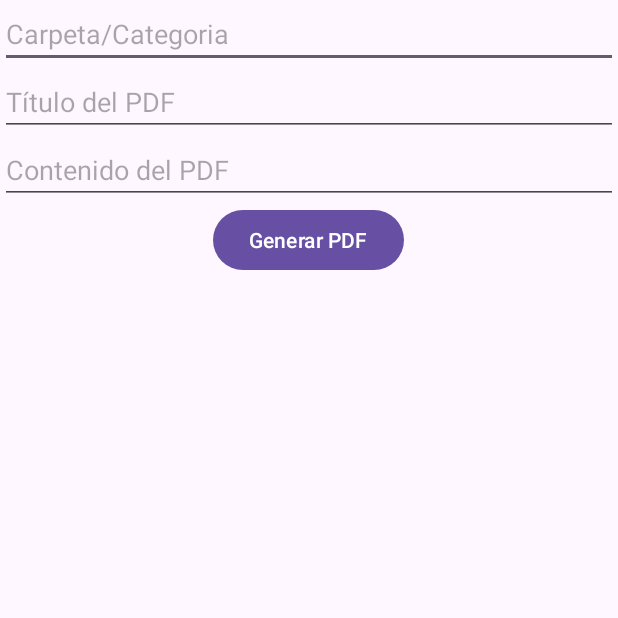
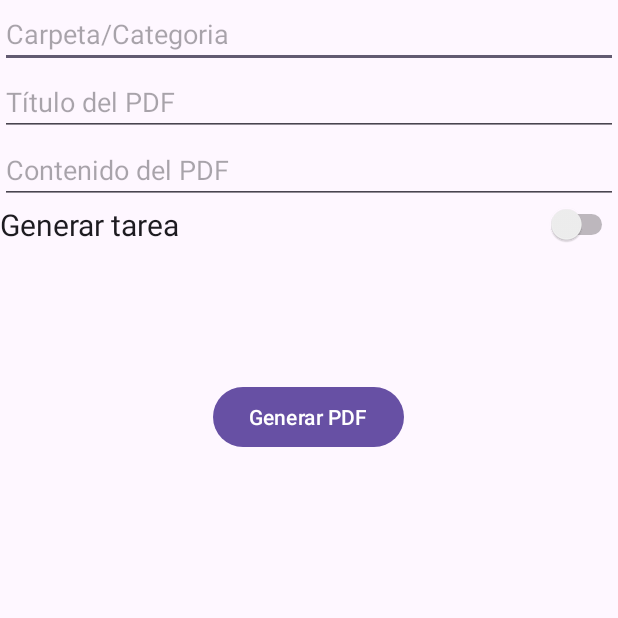
Before and after one commit to JonathanAriass/Gestor-Academico, an Android app: the fragment GenericTemplateFragment shown on its own in the app's theme, on a phone screen of 412 x 824 dp, the top half of it. Run offline under Robolectric (Android 15) with nearby library versions, the phone set to English and light mode, and no system bars; libraries missing offline, so code that uses them is left out: com.itextpdf.text.

Commit message:
Añadido crear tarea en plantilla generica, pero con codigo repetido, es necesario cambiarlo

```diff
--- a/app/src/main/res/layout/fragment_generic.xml
+++ b/app/src/main/res/layout/fragment_generic.xml
@@ -5,9 +5,8 @@
         xmlns:tools="http://schemas.android.com/tools"
         android:layout_width="match_parent"
         android:layout_height="match_parent">
-    <FrameLayout xmlns:android="http://schemas.android.com/apk/res/android"
-                 xmlns:tools="http://schemas.android.com/tools"
-                 android:layout_width="match_parent"
+    <FrameLayout
+        android:layout_width="match_parent"
                  android:layout_height="match_parent"
                  tools:context=".ui.ui.slideshow.templates.GenericTemplateFragment">
 
@@ -36,6 +35,32 @@
                     android:layout_height="wrap_content"
                     android:hint="Contenido del PDF"
                     android:inputType="textMultiLine" />
+
+            <Switch
+                android:id="@+id/createTaskWithDocumentGeneric"
+                android:layout_width="match_parent"
+                android:layout_height="wrap_content"
+                android:autoSizeTextType="uniform"
+                android:text="Generar tarea" />
+
+            <EditText
+                android:id="@+id/titleTaskfromDocumentGeneric"
+                android:layout_width="match_parent"
+                android:layout_height="wrap_content"
+                android:hint="Título de la tarea"
+                android:inputType="text"
+                android:visibility="invisible"
+                android:autoSizeTextType="uniform"/>
+
+            <EditText
+                android:id="@+id/dateTaskfromDocumentGeneric"
+                android:layout_width="match_parent"
+                android:layout_height="wrap_content"
+                android:hint="Fecha de la tarea"
+                android:inputType="date"
+                android:visibility="invisible"
+                android:autoSizeTextType="uniform"/>
+
             <Button
                     android:id="@+id/buttonGeneratePDF"
                     android:layout_width="wrap_content"
```
Also changed, not shown: app/src/main/java/com/example/gestoracademico/ui/ui/slideshow/templates/GenericTemplateFragment.java (+81 -0 lines).
